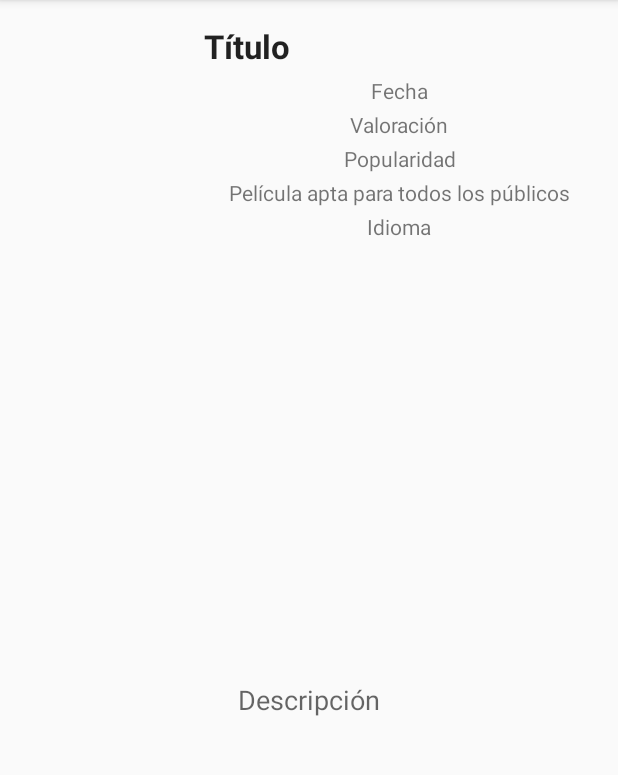
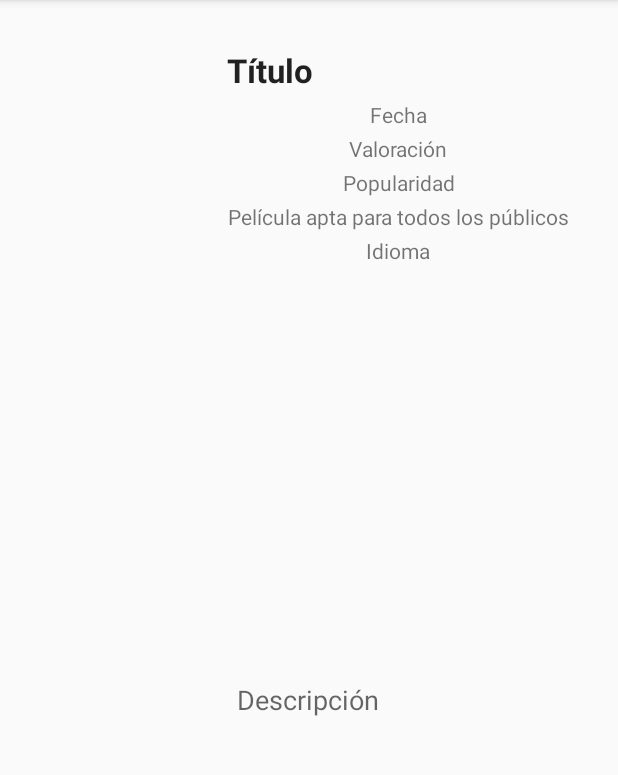
Before and after one commit to Pau1990Dam/MovieDBFinalVersion, an Android app: the PeliculaActivityFragment screen opened directly, with no data from a screen before it, on a phone screen of 412 x 824 dp, the part 84-859 px from its top. Run offline under Robolectric (Android 15) with nearby library versions, the phone set to English and light mode, and no system bars; our stand-ins replace Picasso; pictures from the network do not load; 11 statements that could not run were skipped.

Commit message:
Corregits alguns problemes de funcionalitat originats per disitraccions en reestructurar l'activitat detall de la pel·lícula e incorporar el Toolbar. En el próxim commit segurament incorporaré la correcció de més errades detectades.

```diff
--- a/app/src/main/java/com/test/pau/moviedbfinalversion/SolicitadorRetrofit/RetrofitRequester.java
+++ b/app/src/main/java/com/test/pau/moviedbfinalversion/SolicitadorRetrofit/RetrofitRequester.java
@@ -22,6 +22,7 @@ import retrofit.Retrofit;
 public class RetrofitRequester {
     private final String BASE_URL ="https://api.themoviedb.org/3/movie/";
     private final String apikey="3abc6154c470ac598df9e7d97700f8cd";
+    private String pag="1";
     private MovieDB servei;
 
     Retrofit retrofit = new Retrofit.Builder()
@@ -34,28 +35,30 @@ public class RetrofitRequester {
 
     public void getPeliculesPopulars(final AdaptadorGraella adaptador, String llengua){
         servei=retrofit.create(MovieDB.class);
-        Call<PelisPopulares> llamada = (Call<PelisPopulares>) servei.pelis_populares(apikey,llengua);
 
+            Call<PelisPopulares> llamada = (Call<PelisPopulares>) servei.pelis_populares(apikey, llengua);
             llamada.enqueue(new Callback<PelisPopulares>() {
                 @Override
                 public void onResponse(Response<PelisPopulares> response, Retrofit retrofit) {
-                int i;
+                    int i=1;
                     if (response.isSuccess()) {
                         PelisPopulares resultado = response.body();
-                    i=resultado.getTotalPages();
+                        i = resultado.getTotalPages();
                         adaptador.clear();
                         for (Peli lista : resultado.getResults()) {
                             adaptador.add(lista);
                         }
-                    Toast.makeText(adaptador.getContext(), "Páginas Totales= "+i, Toast.LENGTH_LONG).show();
-                }else{
+                        Toast.makeText(adaptador.getContext(), "Páginas Totales= " + i, Toast.LENGTH_LONG).show();
+                    } else {
                         Toast.makeText(adaptador.getContext(), "ERROR", Toast.LENGTH_SHORT).show();
                     }
                 }
+
                 @Override
                 public void onFailure(Throwable t) {
                     t.printStackTrace();
                 }
+
             });
     }
 
--- a/app/src/main/res/layout/fragment_pelicula_detalls.xml
+++ b/app/src/main/res/layout/fragment_pelicula_detalls.xml
@@ -7,7 +7,23 @@
     tools:showIn="@layout/activity_movie_db_main"
     tools:context="com.test.pau.moviedbfinalversion.PeliculaActivityFragment">
 
-<!--ScroollView-->
+    <ScrollView
+        android:layout_width="fill_parent"
+        android:layout_height="wrap_content"
+        android:id="@+id/scrollView"
+        android:layout_alignParentTop="true"
+        android:layout_alignParentBottom="true"
+        android:fillViewport="true">
+
+        <RelativeLayout xmlns:android="http://schemas.android.com/apk/res/android"
+            xmlns:tools="http://schemas.android.com/tools" android:layout_width="match_parent"
+            android:layout_height="match_parent"
+            android:paddingLeft="15dp"
+            android:paddingRight="@dimen/activity_horizontal_margin"
+            android:paddingTop="@dimen/activity_vertical_margin"
+            android:paddingBottom="@dimen/activity_vertical_margin"
+            tools:context="com.test.pau.moviedbfinalversion.PeliculaActivity">
+
             <ImageView
                 android:layout_width="120dp"
                 android:layout_height="160dp"
@@ -103,7 +119,8 @@
                 android:layout_below="@+id/catalogacion"
                 android:layout_alignRight="@+id/catalogacion"
                 android:layout_alignEnd="@+id/catalogacion" />
-
+        </RelativeLayout>
+    </ScrollView>
 </RelativeLayout>
 
     <!--android:gravity="center"-->
```
Also changed, not shown: app/src/main/java/com/test/pau/moviedbfinalversion/interficieDePeticions/MovieDB.java (+1 -0 lines). Lines whose indentation alone changed are shown as unchanged.
